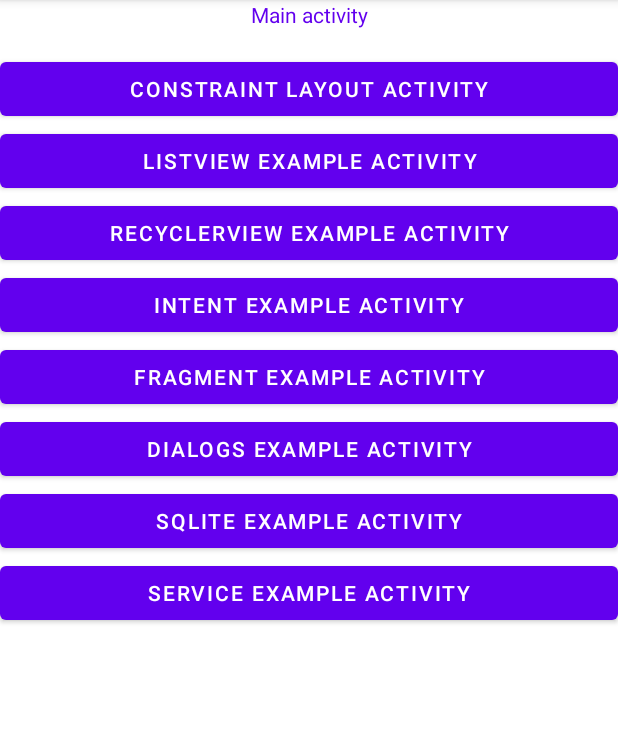
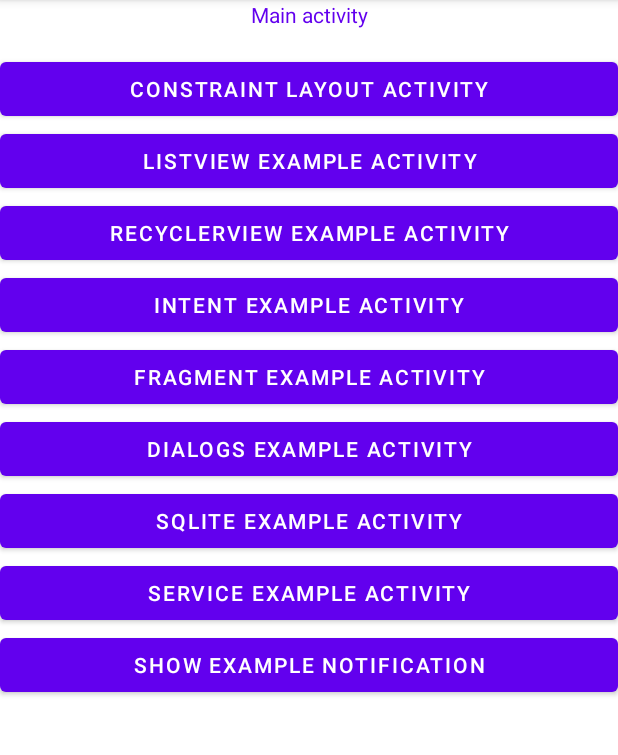
Before and after one commit to matevskial/android-java-pmp-reference, an Android app: the screen it shows after launch (MainActivity), on a phone screen of 412 x 824 dp, the part 84-839 px from its top. Run offline under Robolectric (Android 15) with nearby library versions, the phone set to English and light mode, and no system bars.

Commit message:
Write code to demonstrate notifications

```diff
--- a/app/src/main/java/com/matevskial/androidjavapmpreference/MainActivity.java
+++ b/app/src/main/java/com/matevskial/androidjavapmpreference/MainActivity.java
@@ -1,8 +1,13 @@
 package com.matevskial.androidjavapmpreference;
 
 import androidx.appcompat.app.AppCompatActivity;
+import androidx.core.app.NotificationCompat;
+import androidx.core.app.NotificationManagerCompat;
 
+import android.app.NotificationChannel;
+import android.app.NotificationManager;
 import android.content.Intent;
+import android.os.Build;
 import android.os.Bundle;
 import android.widget.Button;
 
@@ -17,6 +22,8 @@ import android.widget.Button;
  */
 public class MainActivity extends AppCompatActivity {
 
+    private static final String CHANNEL_ID = "some_channel_id";
+    private static final int NOTIFICATION_ID = 0;
     private Button constraintExampleButton;
     private Button listViewExampleButton;
     private Button recyclerViewExampleButton;
@@ -25,6 +32,7 @@ public class MainActivity extends AppCompatActivity {
     private Button dialogsExampleButton;
     private Button sqliteExampleButton;
     private Button serviceExampleButton;
+    private Button notificationExampleButton;
 
     /**
      * Predefined methods like this are called for the setup of the activity
@@ -42,6 +50,9 @@ public class MainActivity extends AppCompatActivity {
         dialogsExampleButton = findViewById(R.id.dialogsExampleButton);
         sqliteExampleButton = findViewById(R.id.sqliteExampleButton);
         serviceExampleButton = findViewById(R.id.serviceExampleButton);
+        notificationExampleButton = findViewById(R.id.notificationExampleButton);
+
+        createNotificationChannel();
 
         constraintExampleButton.setOnClickListener(v -> {
             Intent intent = new Intent(this, ConstraintExampleActivity.class);
@@ -82,5 +93,38 @@ public class MainActivity extends AppCompatActivity {
             Intent intent = new Intent(this, ServiceExampleActivity.class);
             startActivity(intent);
         });
+
+        notificationExampleButton.setOnClickListener(v -> {
+
+            NotificationCompat.Builder builder = new NotificationCompat.Builder(this, CHANNEL_ID)
+                    .setSmallIcon(R.drawable.ic_notification)
+                    .setBadgeIconType(NotificationCompat.BADGE_ICON_SMALL)
+                    .setContentTitle("Example notification")
+                    .setContentText("Notification text content")
+                    .setChannelId(CHANNEL_ID)
+                    .setStyle(new NotificationCompat.BigTextStyle()
+                            .bigText("Notification big text content"))
+                    .setPriority(NotificationCompat.PRIORITY_DEFAULT);
+
+            NotificationManagerCompat notificationManager = NotificationManagerCompat.from(this);
+            notificationManager.notify(NOTIFICATION_ID, builder.build());
+        });
     }
+
+    private void createNotificationChannel() {
+        // Create the NotificationChannel, but only on API 26+ because
+        // the NotificationChannel class is new and not in the support library
+        if (Build.VERSION.SDK_INT >= Build.VERSION_CODES.O) {
+            CharSequence name = "some_chanel_name";
+            String description = "some_channel_description";
+            int importance = NotificationManager.IMPORTANCE_DEFAULT;
+            NotificationChannel channel = new NotificationChannel(CHANNEL_ID, name, importance);
+            channel.setDescription(description);
+            NotificationManager notificationManager = getSystemService(NotificationManager.class);
+            if(notificationManager != null) {
+                notificationManager.createNotificationChannel(channel);
+            }
+        }
+    }
+
 }
--- /dev/null
+++ b/app/src/main/res/drawable-anydpi-v24/ic_notification.xml
@@ -0,0 +1,21 @@
+<?xml version="1.0" encoding="utf-8"?>
+<vector xmlns:android="http://schemas.android.com/apk/res/android"
+    android:width="24dp"
+    android:height="24dp"
+    android:viewportWidth="24"
+    android:viewportHeight="24"
+    android:tint="#FFFFFF">
+  <group android:scaleX="0.105142854"
+      android:scaleY="0.105142854"
+      android:translateX="0.96"
+      android:translateY="3.748386">
+    <group android:translateY="115.20004">
+      <path android:pathData="M17.125,-42L17.125,-77.34375L45.21875,-77.34375L60.046875,-62.859375L60.046875,-57.203125L45.0625,-42L17.125,-42ZM17.125,-33.0625L46.9375,-33.0625C48.09375,-33.0625,49.09375,-33.78125,49.96875,-34.640625L67.390625,-52.421875C68.25,-53.296875,68.546875,-54.3125,68.546875,-55.46875L68.546875,-64.75C68.546875,-65.90625,68.109375,-66.78125,67.25,-67.640625L49.96875,-84.84375C49.09375,-85.703125,48.09375,-86,46.9375,-86L8.640625,-86L8.640625,-6.703125L17.125,-6.703125L17.125,-33.0625Z"
+          android:fillColor="#000000"/>
+      <path android:pathData="M112.90625,-53.125L129.90625,-71.296875L129.90625,-7L138.54688,-7L138.54688,-81.671875C138.54688,-83.546875,137.53125,-85.125,135.8125,-85.84375C135.59375,-85.921875,135.45312,-86,135.29688,-86C134.9375,-86,134.57812,-85.84375,134.21875,-85.84375C133.21875,-85.84375,132.0625,-85.5625,131.20312,-84.703125L108.296875,-61.203125L85.984375,-84.40625C85.109375,-85.28125,83.96875,-85.84375,82.953125,-85.84375C82.375,-85.84375,81.9375,-85.703125,81.375,-85.421875C79.640625,-84.703125,78.640625,-83.25,78.640625,-81.375L78.640625,-7L87.28125,-7L87.28125,-71L104.125,-53.125L104.125,-42.171875L112.90625,-42.171875L112.90625,-53.125Z"
+          android:fillColor="#000000"/>
+      <path android:pathData="M157.125,-42L157.125,-77.34375L185.21875,-77.34375L200.04688,-62.859375L200.04688,-57.203125L185.0625,-42L157.125,-42ZM157.125,-33.0625L186.9375,-33.0625C188.09375,-33.0625,189.09375,-33.78125,189.96875,-34.640625L207.39062,-52.421875C208.25,-53.296875,208.54688,-54.3125,208.54688,-55.46875L208.54688,-64.75C208.54688,-65.90625,208.10938,-66.78125,207.25,-67.640625L189.96875,-84.84375C189.09375,-85.703125,188.09375,-86,186.9375,-86L148.64062,-86L148.64062,-6.703125L157.125,-6.703125L157.125,-33.0625Z"
+          android:fillColor="#000000"/>
+    </group>
+  </group>
+</vector>
--- a/app/src/main/res/layout/activity_main.xml
+++ b/app/src/main/res/layout/activity_main.xml
@@ -70,6 +70,12 @@
                 android:layout_width="match_parent"
                 android:layout_height="wrap_content"
                 android:text="@string/serviceExampleButton" />
+
+            <Button
+                android:id="@+id/notificationExampleButton"
+                android:layout_width="match_parent"
+                android:layout_height="wrap_content"
+                android:text="@string/notificationExampleButton" />
         </LinearLayout>
     </ScrollView>
 </LinearLayout>
--- a/app/src/main/res/values/strings.xml
+++ b/app/src/main/res/values/strings.xml
@@ -20,4 +20,5 @@
     <string name="sqliteExampleButton">SQLite example activity</string>
     <string name="serviceExampleButton">Service example activity</string>
     <string name="startBigNumberServiceButton">Start service for big number</string>
+    <string name="notificationExampleButton">Show example notification</string>
 </resources>
```
Also changed, not shown: app/src/main/res/drawable-hdpi/ic_notification.png (added), app/src/main/res/drawable-mdpi/ic_notification.png (added), app/src/main/res/drawable-xhdpi/ic_notification.png (added), app/src/main/res/drawable-xxhdpi/ic_notification.png (added), 1 other file.
